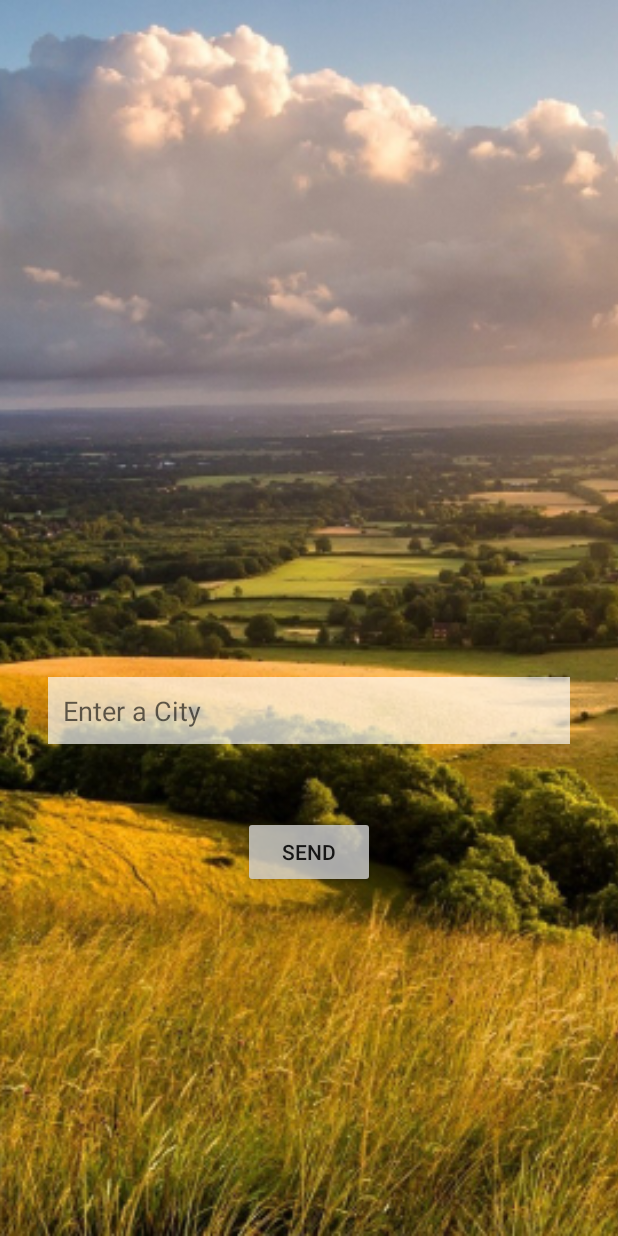
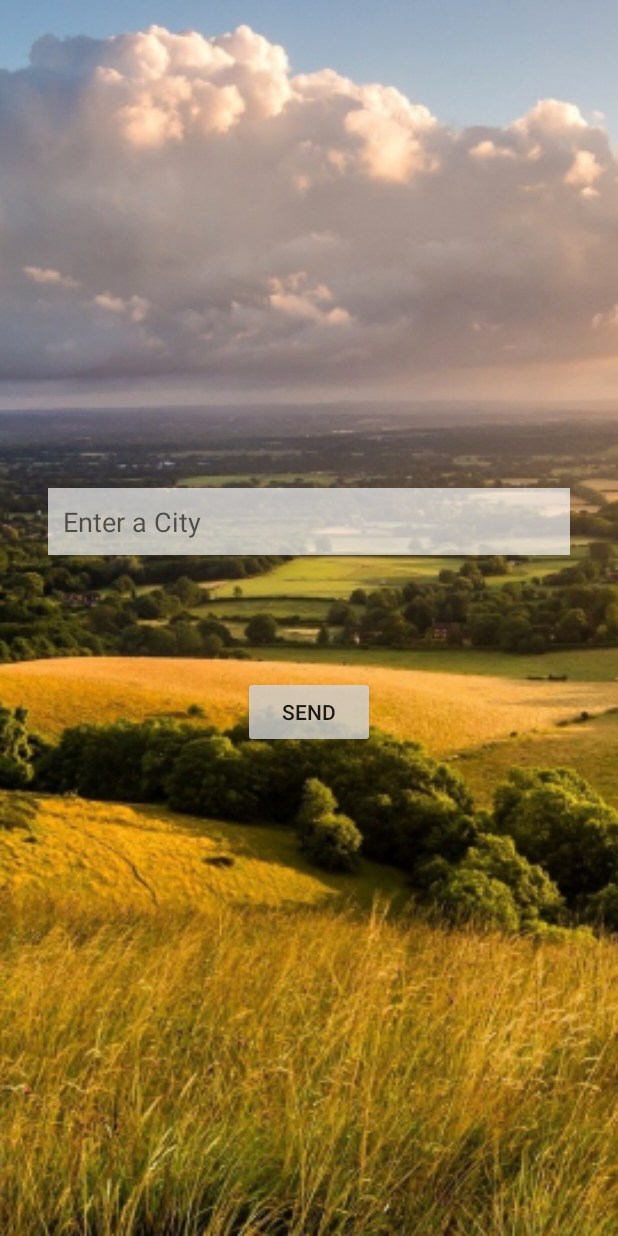
Before and after one commit to adamut/Weather, an Android app: the SearchCity screen opened directly, with no data from a screen before it, on a phone screen of 412 x 824 dp. Run offline under Robolectric (Android 15) with nearby library versions, the light colour scheme and no system bars.

Commit message:
design modify

```diff
--- a/app/src/main/res/layout/search_city.xml
+++ b/app/src/main/res/layout/search_city.xml
@@ -12,7 +12,8 @@
         android:layout_height="match_parent"
         android:scaleType="centerCrop"
         tools:layout_editor_absoluteY="8dp"
-        tools:layout_editor_absoluteX="8dp" />
+        tools:layout_editor_absoluteX="8dp"
+        tools:ignore="ContentDescription" />
 
     <android.support.constraint.ConstraintLayout
         android:layout_width="match_parent"
@@ -35,13 +36,13 @@
             app:layout_constraintLeft_toLeftOf="parent"
             app:layout_constraintRight_toRightOf="parent"
             app:layout_constraintTop_toTopOf="parent"
-            app:layout_constraintVertical_bias="0.904" />
+            app:layout_constraintVertical_bias="0.802" />
 
         <Button
             android:id="@+id/button"
             android:layout_width="wrap_content"
             android:layout_height="wrap_content"
-            android:layout_marginBottom="232dp"
+            android:layout_marginBottom="325dp"
             android:layout_marginEnd="8dp"
             android:layout_marginLeft="8dp"
             android:layout_marginRight="8dp"
```
